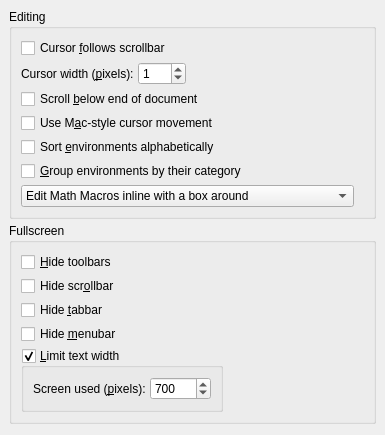
First picture: the form in src/frontends/qt4/ui/PrefEditUi.ui, repository cburschka/lyx, before the edit.
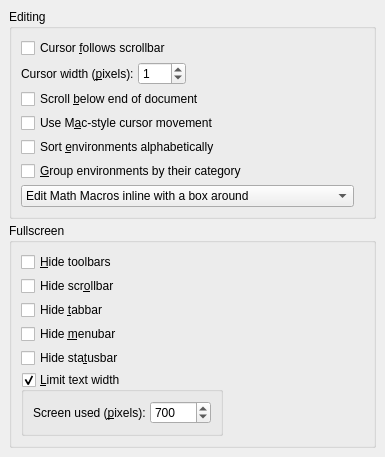
Second picture: the form after the edit.

Commit message: Allow statusbar to be set on or off in full screen mode as a preference.

What changed in the file:
```diff
--- a/src/frontends/qt4/ui/PrefEditUi.ui
+++ b/src/frontends/qt4/ui/PrefEditUi.ui
@@ -197,6 +197,13 @@
        </widget>
       </item>
       <item row="4" column="0">
+       <widget class="QCheckBox" name="toggleStatusbarCB">
+        <property name="text">
+         <string>Hide sta&amp;tusbar</string>
+        </property>
+       </widget>
+      </item>
+      <item row="5" column="0">
        <widget class="QGroupBox" name="fullscreenLimitGB">
         <property name="title">
          <string>&amp;Limit text width</string>
```
The commit also changes 5 other files.
